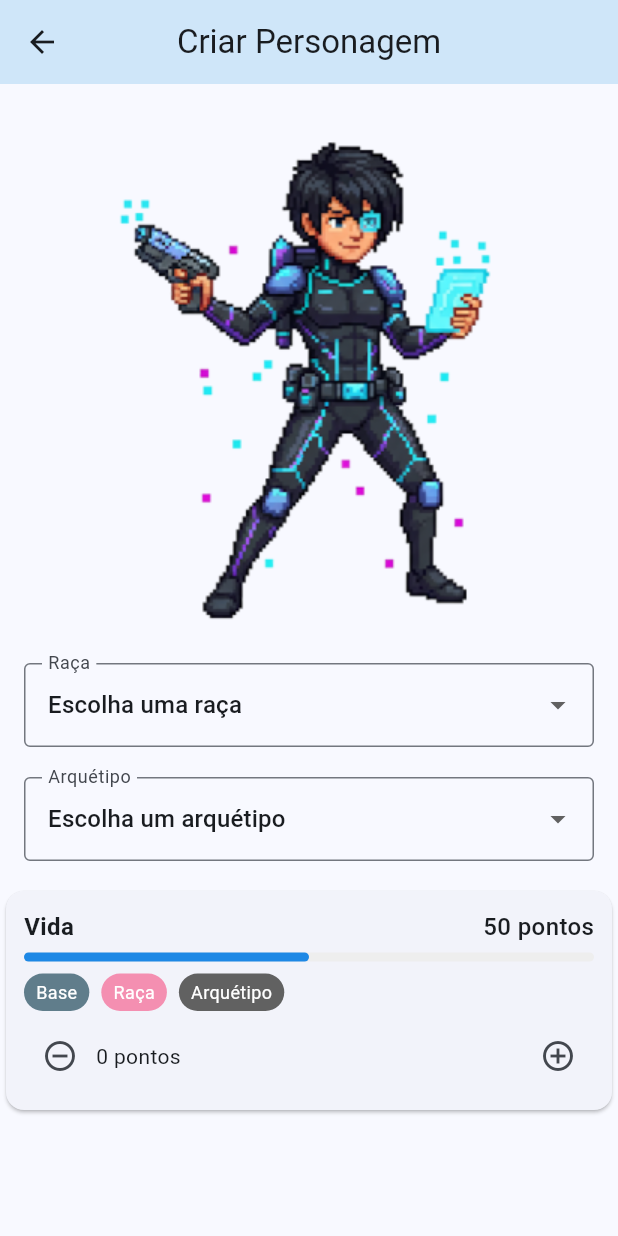
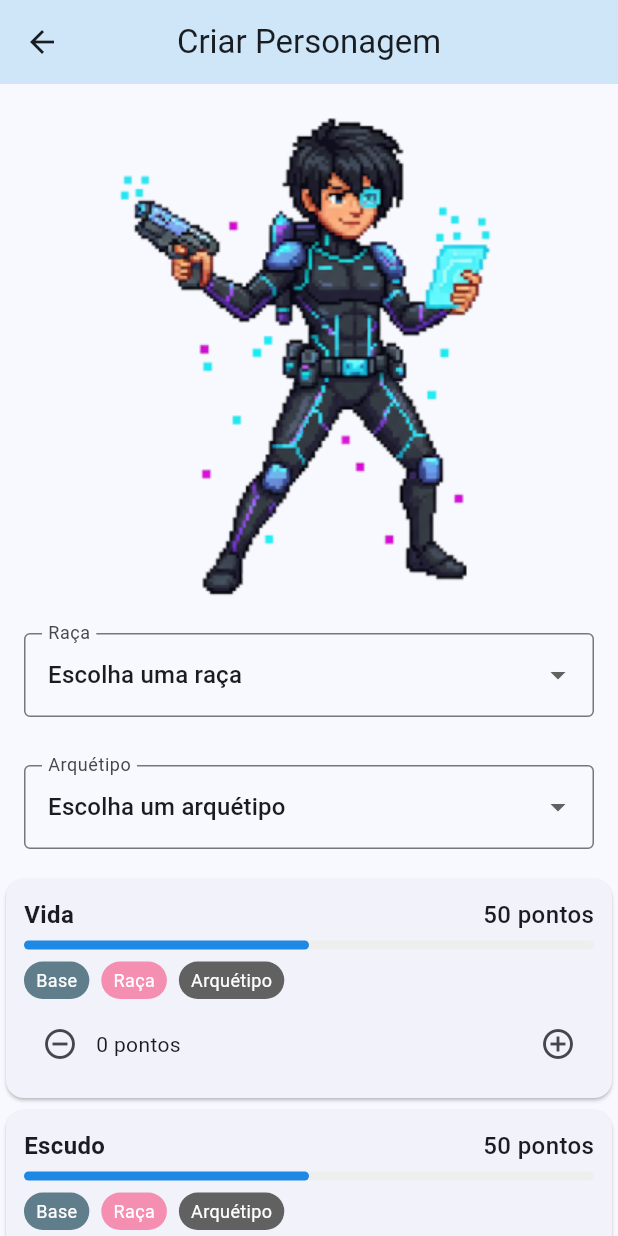
Before and after one commit to luispieta/rpg_app_flutter, a Flutter app: the CadastropersonagemView screen opened directly, on a phone screen of 412 x 824 dp. Run offline on Flutter 3.47's test engine with Material 3 defaults, Android fonts, the light colour scheme and no system bars.

Commit message:
Feat: Melhorias no campo de seleção e no cadastro de personagem

```diff
--- a/lib/presenter/cadastroPersonagem/cadastroPersonagem_view.dart
+++ b/lib/presenter/cadastroPersonagem/cadastroPersonagem_view.dart
@@ -2,8 +2,62 @@ import 'package:flutter/material.dart';
 import 'package:rpg_app/presenter/cadastroPersonagem/campoSelcao.dart';
 import 'package:rpg_app/presenter/cadastroPersonagem/cards.dart';
 
-class CadastropersonagemView extends StatelessWidget {
+class CadastropersonagemView extends StatefulWidget {
   const CadastropersonagemView({super.key});
+
+  @override
+  State<StatefulWidget> createState() => _CadastropersonagemViewState();
+}
+
+class _CadastropersonagemViewState extends State<CadastropersonagemView> {
+
+  String racaSelecionada = "Escolha uma raça";
+  String arquetipoSelecionada = "Escolha um arquétipo";
+
+  final racas = ["Escolha uma raça", "Humano", "Android", "Alienígena"];
+  final arquetipos = ["Escolha um arquétipo", "Samurai", "Hacker", "Cibernético"];
+
+  _imagemSelecionada () {
+    if (racaSelecionada == "Humano" && arquetipoSelecionada == "Escolha um arquétipo") {
+      return "assets/images/Humano.png";
+
+    } else if (racaSelecionada == "Android" && arquetipoSelecionada == "Escolha um arquétipo") {
+      return "assets/images/android.png";
+
+    } else if (racaSelecionada == "Alienígena" && arquetipoSelecionada == "Escolha um arquétipo") {
+      return "assets/images/alienigena.png";
+
+    } else if (racaSelecionada == "Humano" && arquetipoSelecionada == "Samurai") {
+      return "assets/images/humano_samurai.png";
+
+    } else if (racaSelecionada == "Humano" && arquetipoSelecionada == "Hacker") {
+      return "assets/images/humano_hacker.png";
+
+    } else if (racaSelecionada == "Humano" && arquetipoSelecionada == "Cibernético") {
+      return "assets/images/humano_cibernetico.png";
+
+    } else if (racaSelecionada == "Android" && arquetipoSelecionada == "Samurai") {
+      return "assets/images/android_samurai.png";
+
+    } else if (racaSelecionada == "Android" && arquetipoSelecionada == "Hacker") {
+      return "assets/images/android_hacker.png";
+
+    } else if (racaSelecionada == "Android" && arquetipoSelecionada == "Cibernético") {
+      return "assets/images/android_cibernetico.png";
+
+    }  else if (racaSelecionada == "Alienígena" && arquetipoSelecionada == "Samurai") {
+      return "assets/images/alienigena_samurai.png";
+
+    } else if (racaSelecionada == "Alienígena" && arquetipoSelecionada == "Hacker") {
+      return "assets/images/alienigena_hacker.png";
+
+    } else if (racaSelecionada == "Alienígena" && arquetipoSelecionada == "Cibernético") {
+      return "assets/images/alienigena_cibernetico.png";
+
+    } else {
+      return "assets/images/humano.png";
+    }
+  }
 
   @override
   Widget build(BuildContext context) {
@@ -16,8 +70,31 @@ class CadastropersonagemView extends StatelessWidget {
       body: SingleChildScrollView(
         child: Column(
           children: [
-            const CampoSelecao(),
+             Image.asset(
+              _imagemSelecionada(),
+            ),
+
+            CampoSelecao(
+              texto: "Raça",
+              listas: racas,
+              textoSelecionado: racaSelecionada,
+              onChange: (value) {
+                setState(() => racaSelecionada = value!
+              );},
+            ),
+
+            CampoSelecao(
+              texto: "Arquétipo",
+              listas: arquetipos,
+              textoSelecionado: arquetipoSelecionada,
+              onChange: (value) {
+                setState(() => arquetipoSelecionada = value!
+              );},
+            ),
+
             const Cards(texto: "Vida", pontos: 50),
+            const Cards(texto: "Escudo", pontos: 50),
+            const Cards(texto: "Velocidade", pontos: 50),
           ]
         )
       )
--- a/lib/presenter/cadastroPersonagem/campoSelcao.dart
+++ b/lib/presenter/cadastroPersonagem/campoSelcao.dart
@@ -1,62 +1,20 @@
 import 'package:flutter/material.dart';
 
-class CampoSelecao extends StatefulWidget {
-  const CampoSelecao({super.key});
+class CampoSelecao extends StatelessWidget{
+  final String texto;
+  final List listas;
+  final String textoSelecionado;
+  final ValueChanged<String?> onChange;
 
-  @override
-  State<CampoSelecao> createState() => _CampoSelecaoState();
-}
+  const CampoSelecao({
+    super.key,
+    required this.texto,
+    required this.listas,
+    required this.textoSelecionado,
+    required this.onChange
+  });
 
-class _CampoSelecaoState extends State<CampoSelecao> {
-
-  final racas = ["Escolha uma raça", "Humano", "Android", "Alienígena"];
-  final arquetipos = ["Escolha um arquétipo", "Samurai", "Hacker", "Cibernético"];
-
-  String? racaSelecionada = "Escolha uma raça";
-  String? arquetipoSelecionada = "Escolha um arquétipo";
-
-  _imagemSelecionada () {
-    if (racaSelecionada == "Humano" && arquetipoSelecionada == "Escolha um arquétipo") {
-      return "assets/images/Humano.png";
-
-    } else if (racaSelecionada == "Android" && arquetipoSelecionada == "Escolha um arquétipo") {
-      return "assets/images/android.png";
-
-    } else if (racaSelecionada == "Alienígena" && arquetipoSelecionada == "Escolha um arquétipo") {
-      return "assets/images/alienigena.png";
-
-    } else if (racaSelecionada == "Humano" && arquetipoSelecionada == "Samurai") {
-      return "assets/images/humano_samurai.png";
-
-    } else if (racaSelecionada == "Humano" && arquetipoSelecionada == "Hacker") {
-      return "assets/images/humano_hacker.png";
-
-    } else if (racaSelecionada == "Humano" && arquetipoSelecionada == "Cibernético") {
-      return "assets/images/humano_cibernetico.png";
-
-    } else if (racaSelecionada == "Android" && arquetipoSelecionada == "Samurai") {
-      return "assets/images/android_samurai.png";
-
-    } else if (racaSelecionada == "Android" && arquetipoSelecionada == "Hacker") {
-      return "assets/images/android_hacker.png";
-
-    } else if (racaSelecionada == "Android" && arquetipoSelecionada == "Cibernético") {
-      return "assets/images/android_cibernetico.png";
-
-    }  else if (racaSelecionada == "Alienígena" && arquetipoSelecionada == "Samurai") {
-      return "assets/images/alienigena_samurai.png";
-
-    } else if (racaSelecionada == "Alienígena" && arquetipoSelecionada == "Hacker") {
-      return "assets/images/alienigena_hacker.png";
-
-    } else if (racaSelecionada == "Alienígena" && arquetipoSelecionada == "Cibernético") {
-      return "assets/images/alienigena_cibernetico.png";
-
-    } else {
-      return "assets/images/humano.png";
-
-    }
-  }
+  String get pronome => texto == "Raça" ? "uma" : "um";
 
   @override
   Widget build(BuildContext context) {
@@ -64,57 +22,23 @@ class _CampoSelecaoState extends State<CampoSelecao> {
       padding: const EdgeInsets.all(16.0),
         child: Column(
           children: [
-            // Imagem atual
-            Image.asset(
-              _imagemSelecionada(),
-            ),
-
-            const SizedBox(height: 20),
-
             DropdownButtonFormField<String>(
-              decoration: const InputDecoration(
-                labelText: "Raça",
-                border: OutlineInputBorder(),
+              decoration: InputDecoration(
+                labelText: texto,
+                border: const OutlineInputBorder(),
               ),
-              hint: const Text("Escolha uma raça"),
-              value: racaSelecionada,
-              items: racas.map((raca) {
+              hint: Text("Escolha $pronome $texto"),
+              value: textoSelecionado,
+              items: listas.map((lista) {
                 return DropdownMenuItem<String>(
-                  value: raca,
-                  child: Text(raca),
+                  value: lista,
+                  child: Text(lista),
                 );
               }).toList(),
-              onChanged: (String? newValue) {
-                setState(() {
-                  racaSelecionada = newValue;
-                });
-              },
-            ),
-
-            const SizedBox(height: 20),
-
-            DropdownButtonFormField<String>(
-              decoration: const InputDecoration(
-                labelText: "Arquétipo",
-                border: OutlineInputBorder(),
-              ),
-              hint: const Text("Escolha um arquétipo"),
-              value: arquetipoSelecionada,
-              items: arquetipos.map((arquetipo) {
-                return DropdownMenuItem<String>(
-                  value: arquetipo,
-                  child: Text(arquetipo),
-                );
-              }).toList(),
-              onChanged: (String? newValue) {
-                setState(() {
-                  arquetipoSelecionada = newValue;
-                });
-              },
+              onChanged: onChange,
             ),
           ]
       ),
     );
   }
-
 }
```
